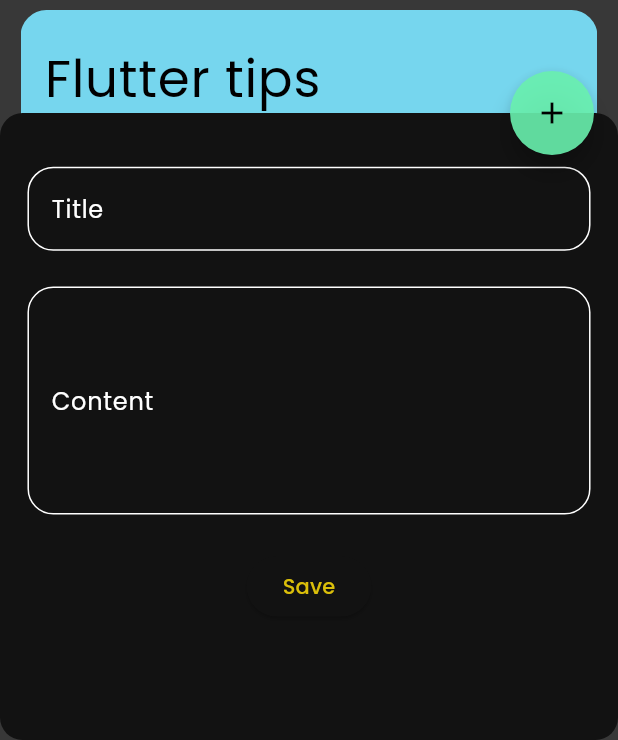
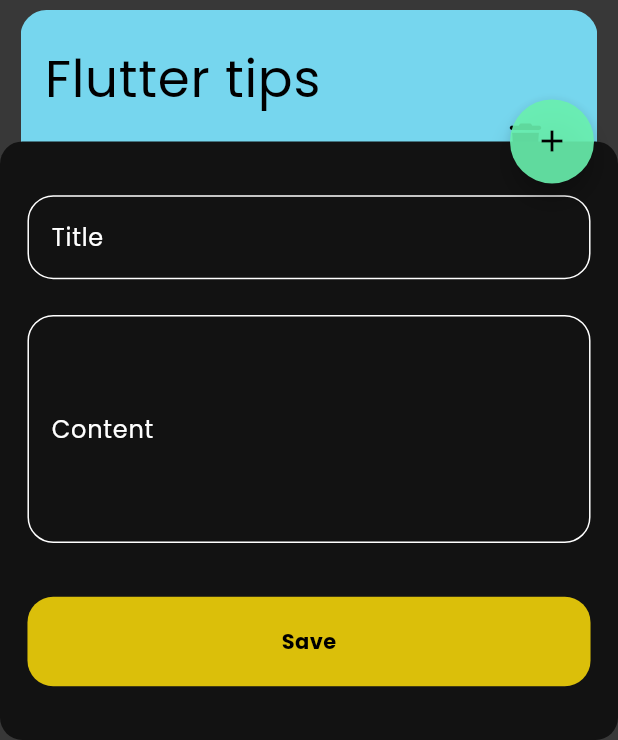
Before and after one commit to AbdullahMustafa321/Notes-App, a Flutter app: the screen it shows after launch, scrolled down 205 dp, after a tap on the "add" icon, on a phone screen of 412 x 824 dp, the part 496-1236 px from its top. Run offline on Flutter 3.47's test engine with Material 3 defaults, Android fonts, the phone set to English and light mode, and no system bars; our stand-ins replace flutter_screenutil, font_awesome_flutter.

Commit message:
Finish notes button sheet

```diff
--- a/lib/view/widgets/add_note_bottom_sheet_widget.dart
+++ b/lib/view/widgets/add_note_bottom_sheet_widget.dart
@@ -1,17 +1,17 @@
 import 'package:flutter/cupertino.dart';
 import 'package:flutter/material.dart';
 import 'package:flutter_screenutil/flutter_screenutil.dart';
-import 'package:notes_app/view/widgets/custom_tet_field_widget.dart';
+import 'package:notes_app/view/widgets/custom_button_widget.dart';
+import 'package:notes_app/view/widgets/custom_text_field_widget.dart';
 
 class AddNoteBottomSheetWidget extends StatelessWidget {
   const AddNoteBottomSheetWidget({super.key});
 
   @override
   Widget build(BuildContext context) {
-    return SizedBox(
-      height: 350.h,
-      child: Padding(
-        padding: EdgeInsets.symmetric(horizontal: 16.w),
+    return Padding(
+      padding: EdgeInsets.symmetric(horizontal: 16.w),
+      child: SingleChildScrollView(
         child: Column(
           children: [
             SizedBox(
@@ -30,9 +30,12 @@ class AddNoteBottomSheetWidget extends StatelessWidget {
               hintText: 'Enter Your Content',
             ),
             SizedBox(
-              height: 20.h,
+              height: 30.h,
             ),
-            ElevatedButton(onPressed: (){}, child: Text('Save'))
+            const CustomButtonWidget(),
+            SizedBox(
+              height: 30.h,
+            ),
           ],
         ),
       ),
--- /dev/null
+++ b/lib/view/widgets/custom_button_widget.dart
@@ -0,0 +1,28 @@
+import 'package:flutter/material.dart';
+import 'package:flutter_screenutil/flutter_screenutil.dart';
+import 'package:notes_app/constant/colors.dart';
+
+class CustomButtonWidget extends StatelessWidget {
+  const CustomButtonWidget({super.key});
+
+  @override
+  Widget build(BuildContext context) {
+    return Container(
+      width: MediaQuery.of(context).size.width,
+      height: 50.h,
+      decoration: BoxDecoration(
+        borderRadius: BorderRadius.circular(15.r),
+        color: kPrimaryColor,
+      ),
+      child: const Center(
+        child: Text(
+          'Save',
+          style: TextStyle(
+            color: Colors.black,
+            fontWeight: FontWeight.bold,
+          ),
+        ),
+      ),
+    );
+  }
+}
```
Also changed, not shown: lib/view/widgets/custom_text_field_widget.dart (renamed from lib/view/widgets/custom_tet_field_widget.dart).
